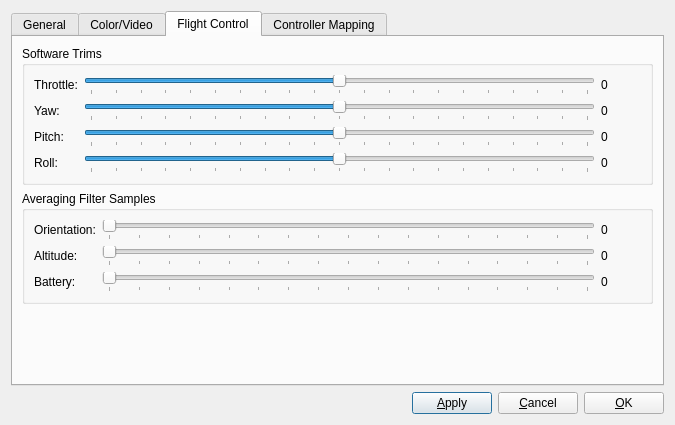
Qt form heliview/src/SettingsDialog.ui (gcsmith/ktgt-uav-desktop) before a commit.
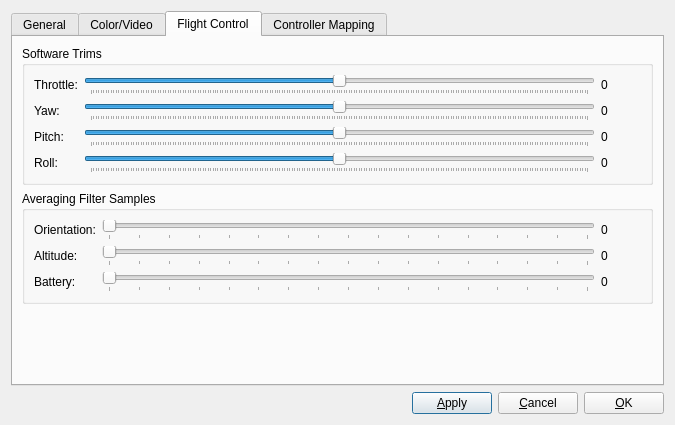
The same form after that commit. The open tabs and pages were chosen to show the change.

Commit message: more software trim fixes

What changed in the file:
```diff
--- a/heliview/src/SettingsDialog.ui
+++ b/heliview/src/SettingsDialog.ui
@@ -499,10 +499,10 @@
           <item row="0" column="1">
            <widget class="QSlider" name="slideThrottleTrim">
             <property name="minimum">
-             <number>-1000</number>
+             <number>-10000</number>
             </property>
             <property name="maximum">
-             <number>1000</number>
+             <number>10000</number>
             </property>
             <property name="pageStep">
              <number>100</number>
@@ -534,10 +534,10 @@
           <item row="1" column="1">
            <widget class="QSlider" name="slideYawTrim">
             <property name="minimum">
-             <number>-1000</number>
+             <number>-10000</number>
             </property>
             <property name="maximum">
-             <number>1000</number>
+             <number>10000</number>
             </property>
             <property name="pageStep">
              <number>100</number>
@@ -569,10 +569,10 @@
           <item row="2" column="1">
            <widget class="QSlider" name="slidePitchTrim">
             <property name="minimum">
-             <number>-1000</number>
+             <number>-10000</number>
             </property>
             <property name="maximum">
-             <number>1000</number>
+             <number>10000</number>
             </property>
             <property name="pageStep">
              <number>100</number>
@@ -601,10 +601,10 @@
           <item row="3" column="1">
            <widget class="QSlider" name="slideRollTrim">
             <property name="minimum">
-             <number>-1000</number>
+             <number>-10000</number>
             </property>
             <property name="maximum">
-             <number>1000</number>
+             <number>10000</number>
             </property>
             <property name="pageStep">
              <number>100</number>
```
Left out of the diff: 2 changed lines with no effect on the pictures. The commit also changes 1 other file.
